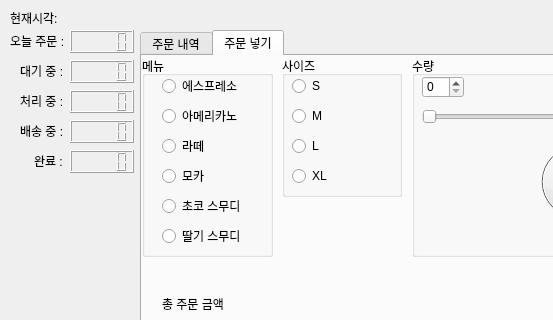
First picture: the form in pyqt/4. POS 프로그램/ui.ui, repository kikkd/PyQT, before the edit; both pictures show x 0 to 553 and y 0 to 320 of the 800 by 600 pixel window.
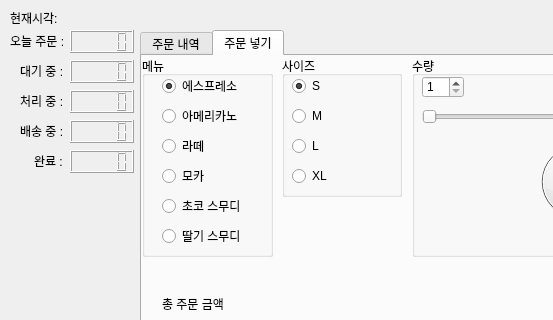
Second picture: the form after the edit. The open tabs and pages were chosen to show the change.

```diff
--- a/pyqt/4. POS 프로그램/ui.ui
+++ b/pyqt/4. POS 프로그램/ui.ui
@@ -222,6 +222,9 @@
        <property name="text">
         <string>에스프레소</string>
        </property>
+       <property name="checked">
+        <bool>true</bool>
+       </property>
       </widget>
       <widget class="QRadioButton" name="radio_americano">
        <property name="geometry">
@@ -313,6 +316,9 @@
        <property name="text">
         <string>S</string>
        </property>
+       <property name="checked">
+        <bool>true</bool>
+       </property>
       </widget>
       <widget class="QRadioButton" name="radio_size_m">
        <property name="geometry">
@@ -375,6 +381,9 @@
          <height>22</height>
         </rect>
        </property>
+       <property name="minimum">
+        <number>1</number>
+       </property>
       </widget>
       <widget class="QSlider" name="hs_quantity">
        <property name="geometry">
```
Left out of the diff: 11 changed lines with no effect on the pictures.
